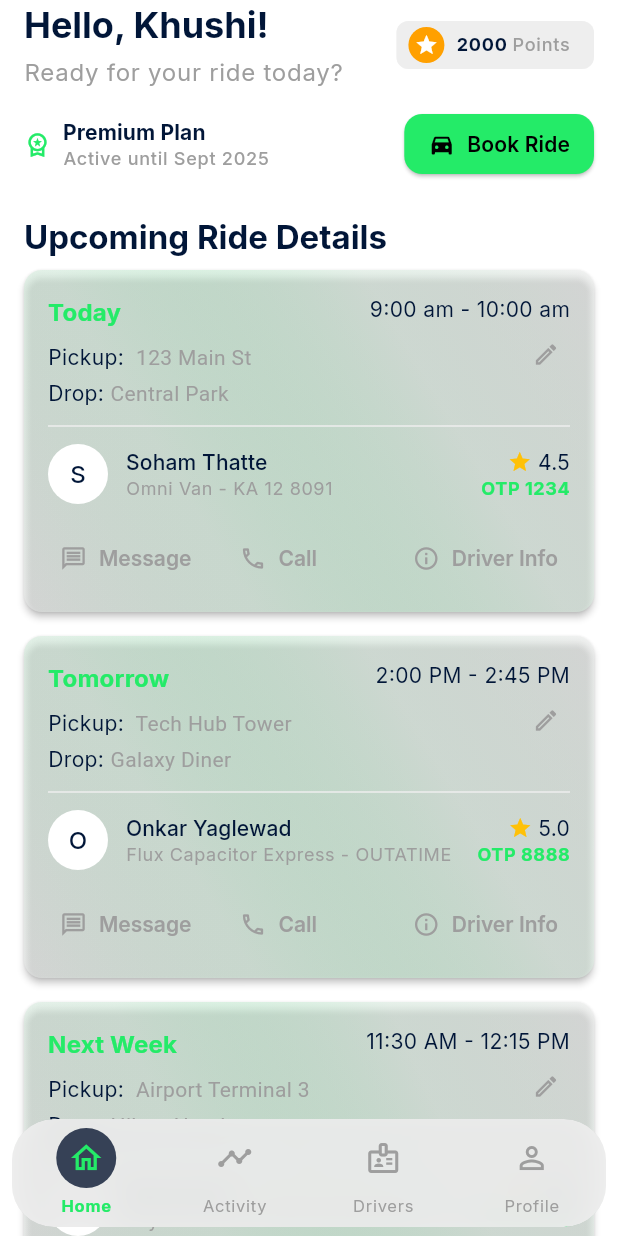
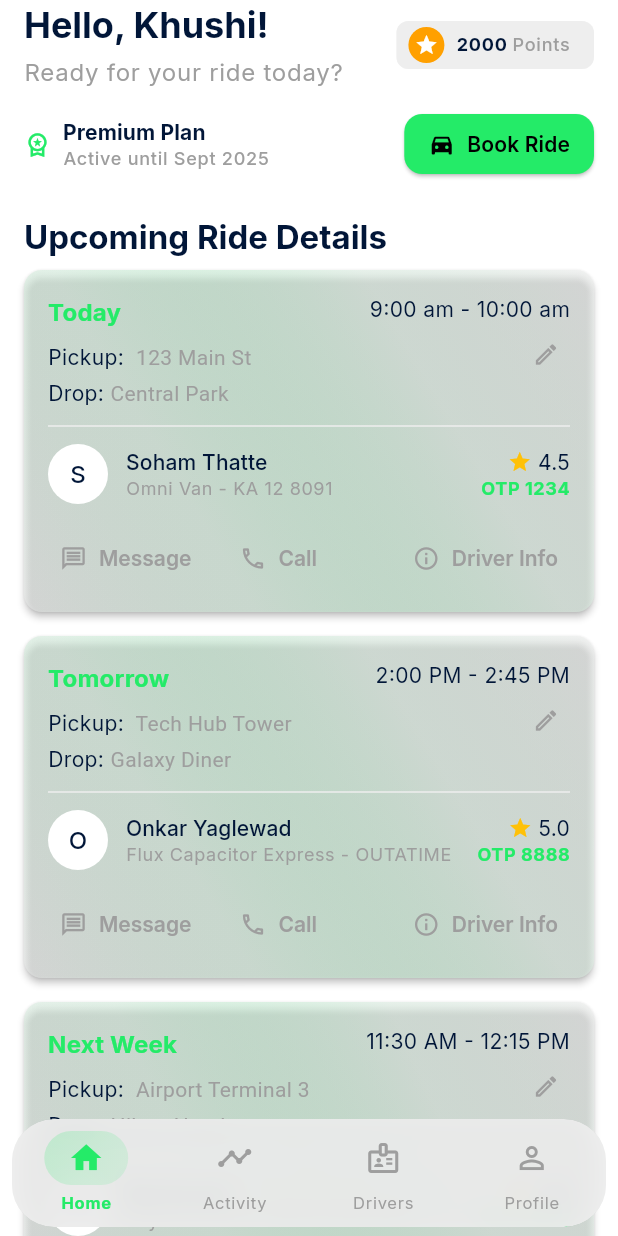
Before and after one commit to once-human/via-commuter, a Flutter app: the MainScreen screen opened by its route, on a phone screen of 412 x 824 dp. Run offline on Flutter 3.47's test engine with Material 3 defaults, Android fonts, the phone set to English and light mode, and no system bars; drawn by our look-alikes of dynamic_color; our stand-ins replace country_picker, flutter_svg, go_router, shared_preferences; accounts and stored records are empty.

Commit message:
feat: Refine bottom navigation bar style

```diff
--- a/lib/presentation/widgets/bottom_navbar.dart
+++ b/lib/presentation/widgets/bottom_navbar.dart
@@ -66,8 +66,8 @@ class BottomNavBar extends StatelessWidget {
         child: ClipRRect(
           borderRadius: borderRadius,
           child: BackdropFilter(
-            // Restore strong blur radius
-            filter: ImageFilter.blur(sigmaX: 10.0, sigmaY: 10.0), // Strong blur
+            // Reduce blur slightly for performance optimization
+            filter: ImageFilter.blur(sigmaX: 8.0, sigmaY: 8.0), // Reduced blur
             child: Container(
               height: containerHeight,
               decoration: BoxDecoration(
@@ -105,14 +105,29 @@ class BottomNavBar extends StatelessWidget {
                       child: Column(
                         mainAxisAlignment: MainAxisAlignment.center,
                         children: [
-                          Container(
-                            padding: const EdgeInsets.all(8),
+                          // AnimatedSwitcher for smooth indicator transition (optional but nice)
+                          AnimatedContainer(
+                            duration: const Duration(milliseconds: 200),
+                            padding: const EdgeInsets.symmetric(horizontal: 16, vertical: 6), // Padding inside indicator
                             decoration: BoxDecoration(
-                              color: isActive ? indicatorColor : Colors.transparent,
-                              shape: BoxShape.circle,
+                              // Apply gradient only if active
+                              gradient: isActive
+                                ? LinearGradient(
+                                    colors: [
+                                      colorScheme.primary.withOpacity(0.2),
+                                      colorScheme.primary.withOpacity(0.1),
+                                    ],
+                                    begin: Alignment.topLeft,
+                                    end: Alignment.bottomRight,
+                                  )
+                                : null,
+                              // Use StadiumBorder for pill shape
+                              // Use transparent color if not active
+                              color: !isActive ? Colors.transparent : null,
+                              borderRadius: BorderRadius.circular(20), // Equivalent to StadiumBorder
                             ),
                             child: Icon(
-                              item.icon,
+                              isActive ? item.activeIcon : item.icon, // Show active/inactive icon
                               color: isActive ? activeColor : inactiveColor,
                               size: 24,
                             ),
```
